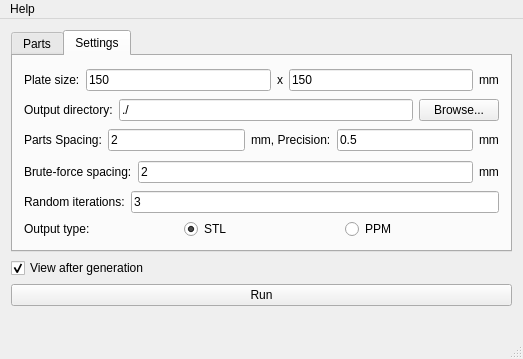
Above: gui/mainwindow.ui from RobotsWar/Plater before the change. Below: the same form after it.
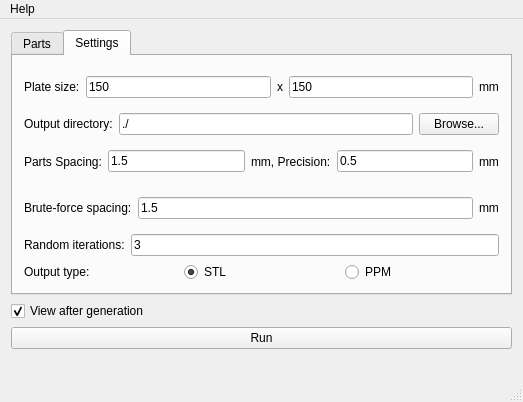
That is the form after the change. The open tabs and pages were chosen to show the change. Icons and pictures are not drawn.

Commit message: Changing default spacing and bf to 1.5mm

Diff of the .ui file:
```diff
--- a/gui/mainwindow.ui
+++ b/gui/mainwindow.ui
@@ -7,7 +7,7 @@
     <x>0</x>
     <y>0</y>
     <width>523</width>
-    <height>359</height>
+    <height>402</height>
    </rect>
   </property>
   <property name="windowTitle">
@@ -161,7 +161,7 @@
             <item>
              <widget class="QLineEdit" name="spacing">
               <property name="text">
-               <string>2</string>
+               <string>1.5</string>
               </property>
              </widget>
             </item>
@@ -200,7 +200,7 @@
             <item>
              <widget class="QLineEdit" name="bruteForceSpacing">
               <property name="text">
-               <string>2</string>
+               <string>1.5</string>
               </property>
              </widget>
             </item>
```
Left out of the diff: 4 changed lines with no effect on the pictures. The commit also changes 2 other files.
